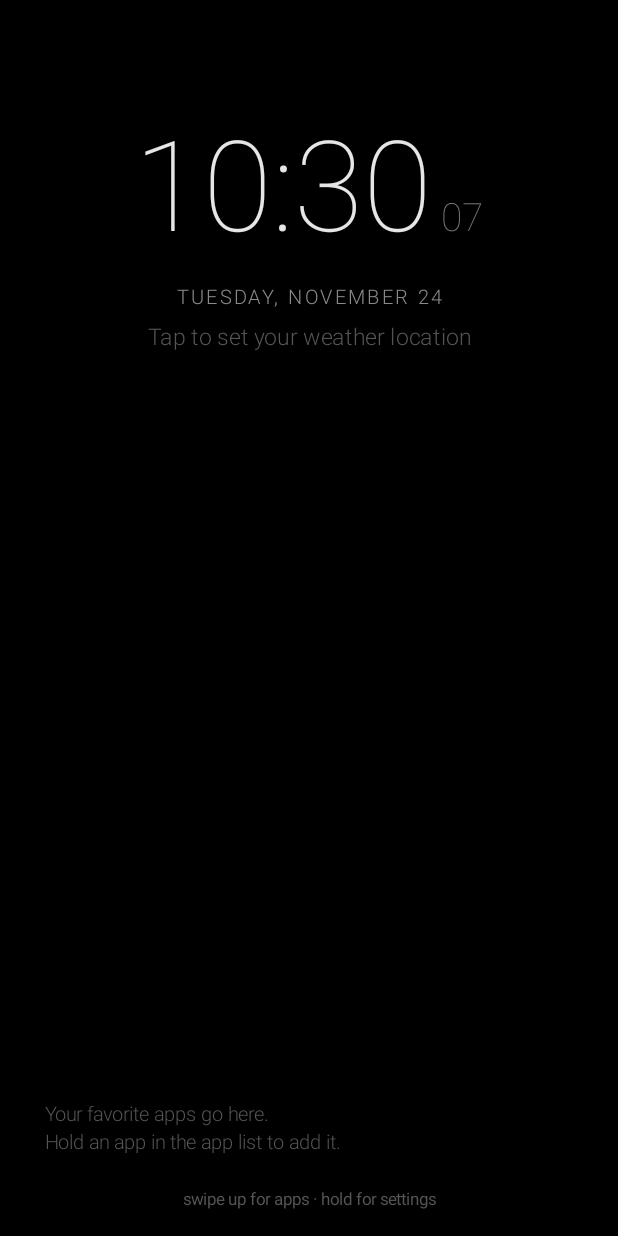
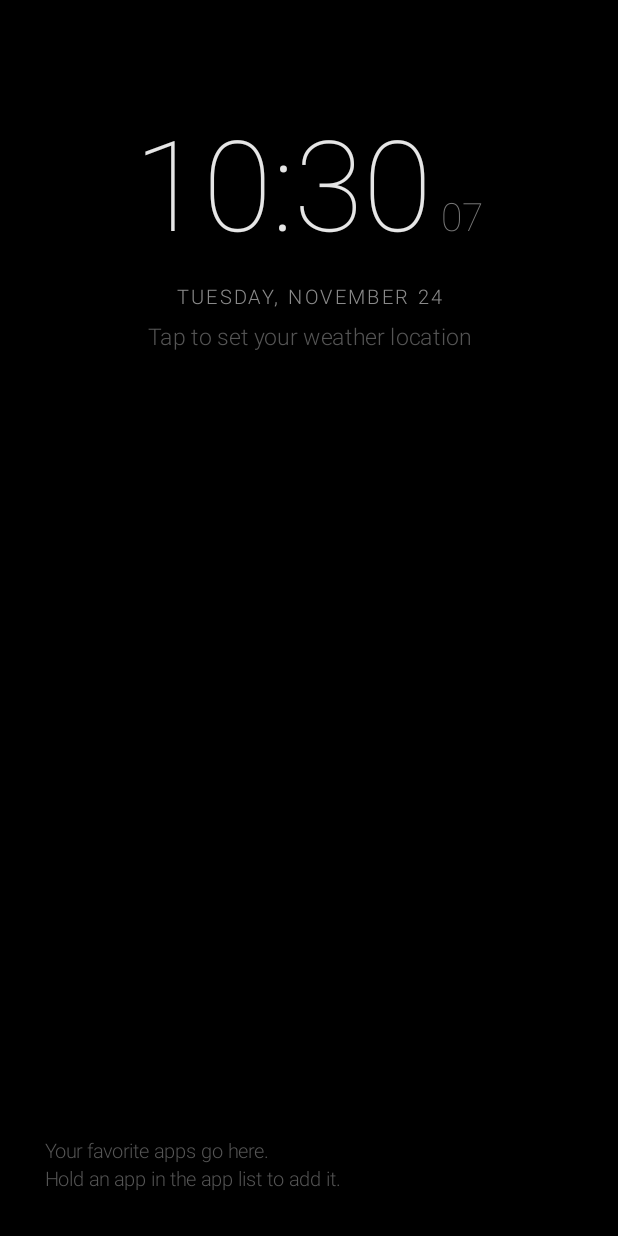
Before and after one commit to Stratus-1221/cloudgaze, an Android app: the screen it shows after launch (HomeActivity), on a phone screen of 412 x 824 dp. Run offline under Robolectric (Android 15) with nearby library versions, the phone set to English and light mode, and no system bars; pictures from the network do not load.

Commit message:
Launcher: remove the swipe-up hint
Co-Authored-By: Claude Opus 5.5 <noreply@anthropic.com>
Claude-Session: https://claude.ai/code/session_01PgGyJExhqT4muwaGb8aL2J

```diff
--- a/launcher/app/build.gradle
+++ b/launcher/app/build.gradle
@@ -10,7 +10,7 @@ android {
         targetSdk 34
         // each GitHub build gets a higher number so it installs over the last one
         versionCode((System.getenv('GITHUB_RUN_NUMBER') ?: '1') as int)
-        versionName '0.2'
+        versionName '0.3'
     }
     signingConfigs {
         release {
--- a/launcher/app/src/main/java/io/github/stratus1221/cloudgaze/launcher/HomeActivity.java
+++ b/launcher/app/src/main/java/io/github/stratus1221/cloudgaze/launcher/HomeActivity.java
@@ -241,10 +241,7 @@ public class HomeActivity extends Activity {
             }
         }
         if (!flexible) home.addView(new View(this), new LinearLayout.LayoutParams(-1, 0, 1f));
-        hint = Ui.text(this, "swipe up for apps · hold for settings", 11, Ui.C4, Ui.REGULAR);
-        hint.setGravity(Gravity.CENTER);
-        hint.setVisibility(prefs.getBoolean("learned", false) ? View.GONE : View.VISIBLE);
-        add(hint, 24);
+        home.addView(new View(this), new LinearLayout.LayoutParams(-1, dp(12)));
         lastWeather = 0;
         weatherFor = "";
     }
--- a/launcher/app/src/main/java/io/github/stratus1221/cloudgaze/launcher/SettingsActivity.java
+++ b/launcher/app/src/main/java/io/github/stratus1221/cloudgaze/launcher/SettingsActivity.java
@@ -187,7 +187,7 @@ public class SettingsActivity extends Activity {
         note("Hold any app in the app list and choose Add to favorites. Hold a favorite on the home screen to move or remove it.");
 
         head("Tips");
-        note("Tap the clock to open your alarms. Tap the date to open your calendar. Hold empty space on the home screen to come back here.");
+        note("Swipe up on the home screen for all your apps. Tap the clock to open your alarms. Tap the date to open your calendar. Hold empty space on the home screen to come back here.");
 
         footer();
     }
```
Also changed, not shown: 1 other file.
